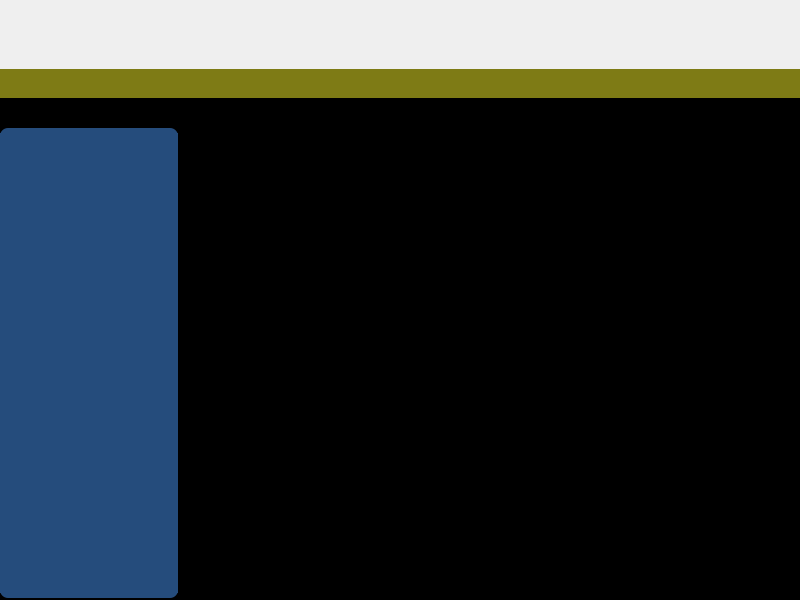
Qt form ui/mainwindow.ui (15903016222/Voice) before a commit.
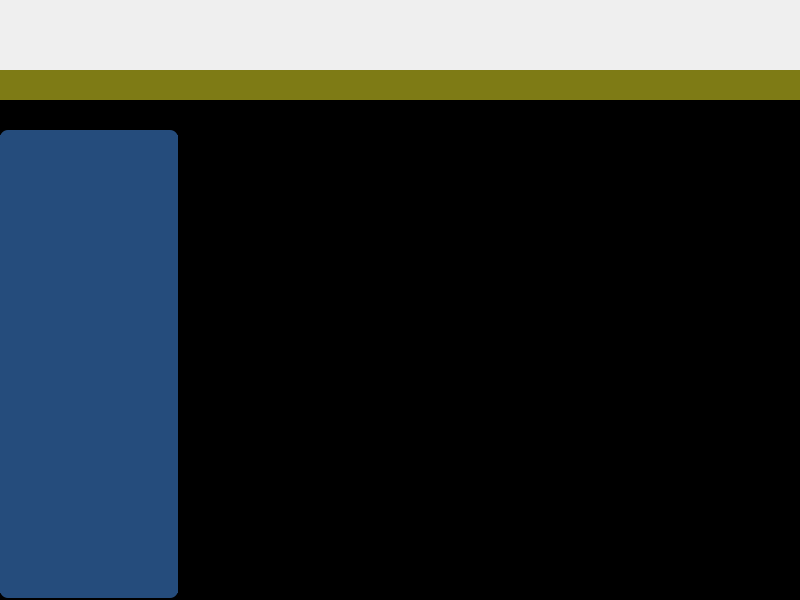
The same form after that commit. Icons and pictures are not drawn. Custom widgets are drawn as their Qt base class.

Commit message: Fixed :解决运行时出现QWidget::setMinimumSize: (/QHeaderView) Negative sizes..(height未初始化)；

The edit to the form file:
```diff
--- a/ui/mainwindow.ui
+++ b/ui/mainwindow.ui
@@ -23,7 +23,7 @@
    <string notr="true"/>
   </property>
   <widget class="QWidget" name="centralWidget">
-   <layout class="QVBoxLayout" name="verticalLayout" stretch="7,3,51">
+   <layout class="QVBoxLayout" name="verticalLayout" stretch="7,3,50">
     <property name="spacing">
      <number>0</number>
     </property>
@@ -108,7 +108,7 @@
 	background-color: rgb(0, 0, 0);
 }</string>
          </property>
-         <layout class="QGridLayout" name="gridLayout" rowstretch="44,7" columnstretch="2,7">
+         <layout class="QGridLayout" name="gridLayout" rowstretch="43,7" columnstretch="2,7">
           <property name="leftMargin">
            <number>0</number>
           </property>
@@ -280,7 +280,7 @@
                         <x>0</x>
                         <y>0</y>
                         <width>178</width>
-                        <height>414</height>
+                        <height>412</height>
                        </rect>
                       </property>
                      </widget>
```
The commit also changes 3 other files.
